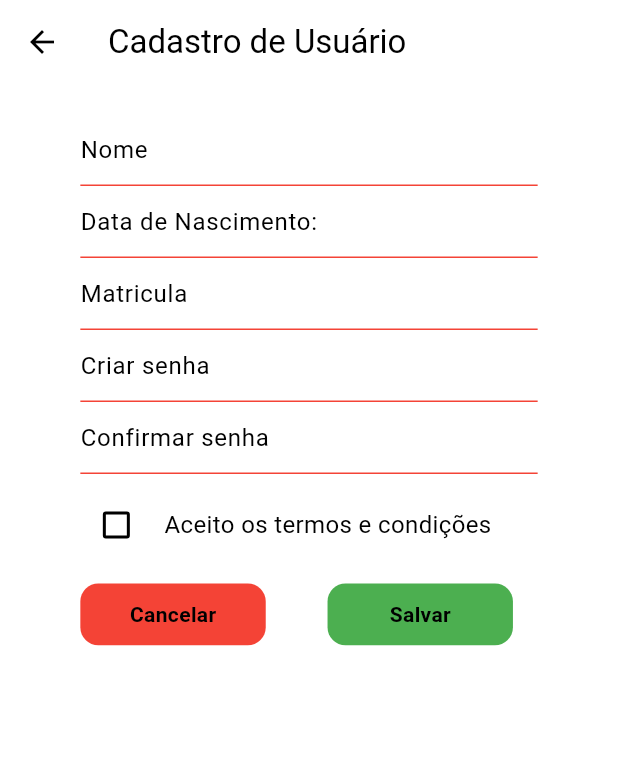
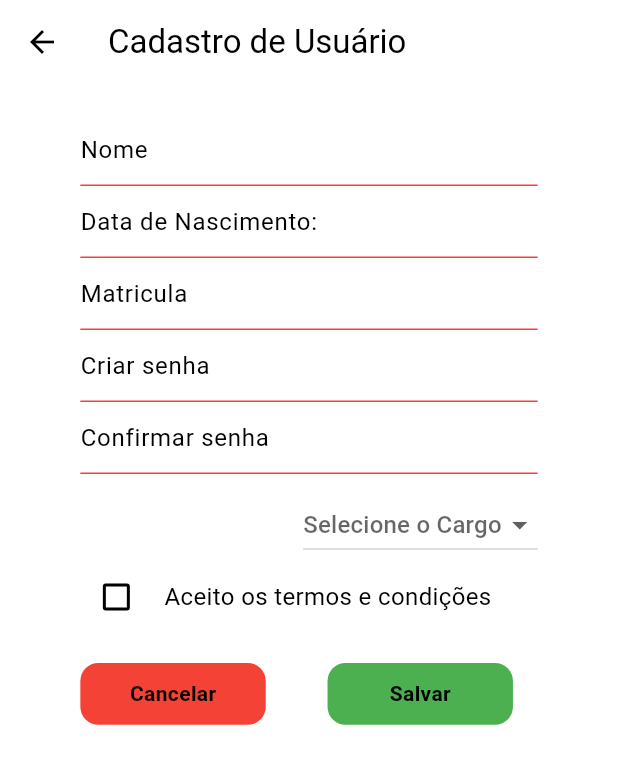
Before and after one commit to alexandrendev/app-queue, a Flutter app: the CadastroUsuario screen opened directly, on a phone screen of 412 x 824 dp. Shown: the top 764 px of the screen. Run offline on Flutter 3.47's test engine with Material 3 defaults, Android fonts, the phone set to English and light mode, and no system bars.

Commit message:
Feat: Adiciona tela de usuario

```diff
--- /dev/null
+++ b/app_queue/lib/components/my_dropdown_button.dart
@@ -0,0 +1,29 @@
+import 'package:flutter/material.dart';
+
+class MyDropdownButton extends StatelessWidget {
+  final String? selectedValue; // O valor atualmente selecionado
+  final Function(String?) onChanged; // Função que será chamada quando o valor mudar
+  final List<String> items; // Lista de itens (cargos) disponíveis
+
+  const MyDropdownButton({
+    super.key,
+    required this.selectedValue,
+    required this.onChanged,
+    required this.items,
+  });
+
+  @override
+  Widget build(BuildContext context) {
+    return DropdownButton<String>(
+      value: selectedValue,
+      hint: const Text('Selecione o Cargo'),
+      onChanged: onChanged,
+      items: items.map<DropdownMenuItem<String>>((String value) {
+        return DropdownMenuItem<String>(
+          value: value,
+          child: Text(value),
+        );
+      }).toList(),
+    );
+  }
+}
--- a/app_queue/lib/pages/cadastro_usuario.dart
+++ b/app_queue/lib/pages/cadastro_usuario.dart
@@ -1,6 +1,8 @@
 import 'package:app_queue/components/my_button.dart';
 import 'package:app_queue/components/my_checkBox.dart';
+import 'package:app_queue/components/my_dropdown_button.dart';
 import 'package:app_queue/components/my_text_input.dart';
+
 import 'package:flutter/material.dart';
 
 class CadastroUsuario extends StatefulWidget {
@@ -17,9 +19,14 @@ class _CadastroUsuarioState extends State<CadastroUsuario> {
   final TextEditingController nomeController = TextEditingController();
   final TextEditingController dataNascimentoController = TextEditingController();
   final TextEditingController matriculaController = TextEditingController();
-  final TextEditingController cargoController = TextEditingController();
   final TextEditingController senhaController = TextEditingController();
   final TextEditingController confirmarSenhaController = TextEditingController();
+
+  // Variáveis para o Dropdown (Menu suspenso)
+  String? selectedCargo; // Cargo selecionado
+
+  // Lista de cargos para o Dropdown
+  final List<String> cargos = ['Atendente', 'Enfermeiro', 'Médico'];
 
   @override
   Widget build(BuildContext context) {
@@ -59,17 +66,16 @@ class _CadastroUsuarioState extends State<CadastroUsuario> {
                       validator: null,
                       keyboardType: TextInputType.number,
                     ),
-
                     MyTextInput(
                       hintText: 'Criar senha',
-                      obscureText: true, // Senha deve ser oculta
+                      obscureText: true,
                       controller: senhaController,
                       validator: null,
                       keyboardType: TextInputType.text,
                     ),
                     MyTextInput(
                       hintText: 'Confirmar senha',
-                      obscureText: true, // Senha deve ser oculta
+                      obscureText: true,
                       controller: confirmarSenhaController,
                       validator: null,
                       keyboardType: TextInputType.text,
@@ -77,30 +83,41 @@ class _CadastroUsuarioState extends State<CadastroUsuario> {
                     const SizedBox(
                       height: 10,
                     ),
+                    Row(mainAxisAlignment: MainAxisAlignment.end, children:[
+                      MyDropdownButton(
+                        selectedValue: selectedCargo, // Passando o valor selecionado
+                        onChanged: (String? newValue) {
+                          setState(() {
+                            selectedCargo = newValue; // Atualiza o cargo selecionado
+                          });
+                        },
+                        items: cargos, // Passando a lista de cargos
+                    ),
+                    ]
+
+                    ),
+
                     Row(
                       children: [
                         MyCheckbox(
-                          initialValue: isChecked,
+                          initialValue: isChecked, // Valor inicial do checkbox
                           onChanged: (bool value) {
                             setState(() {
-                              isChecked = value;
+                              isChecked = value; // Atualiza o valor de isChecked
                             });
                           },
                         ),
-                        const SizedBox(width: 8),
+                        const SizedBox(width: 8,), // Espaço entre checkbox e texto
                         const Text(
-                          'Aceito os termos e condições',
+                          'Aceito os termos e condições', // Texto ao lado do checkbox
                           style: TextStyle(
                             fontSize: 16,
                             fontWeight: FontWeight.w400,
                           ),
                         ),
-
                       ],
-
-                    ),const SizedBox(
-                        height: 15,
                     ),
+                    const SizedBox(height: 20,),
                     Row(
                       children: [
                         MyButton(
@@ -110,11 +127,11 @@ class _CadastroUsuarioState extends State<CadastroUsuario> {
                             nomeController.clear();
                             dataNascimentoController.clear();
                             matriculaController.clear();
-                            cargoController.clear();
                             senhaController.clear();
                             confirmarSenhaController.clear();
                             setState(() {
                               isChecked = false; // Desmarcar o checkbox
+                              selectedCargo = null; // Limpar o cargo selecionado
                             });
                           },
                           backgroundColor: Colors.red,
@@ -131,6 +148,7 @@ class _CadastroUsuarioState extends State<CadastroUsuario> {
                             // Aqui você pode adicionar a lógica de salvar os dados
                             if (senhaController.text == confirmarSenhaController.text) {
                               // Salvar os dados
+                              print("Dados salvos com sucesso!");
                             } else {
                               // Exibir um erro de confirmação de senha
                               ScaffoldMessenger.of(context).showSnackBar(
--- a/app_queue/lib/pages/init_page.dart
+++ b/app_queue/lib/pages/init_page.dart
@@ -1,6 +1,7 @@
 import 'package:app_queue/components/my_botton_app_bar.dart';
 import 'package:app_queue/components/my_up_app_bar.dart';
 import 'package:app_queue/pages/cadastro_paciente.dart';
+import 'package:app_queue/pages/cadastro_usuario.dart';
 import 'package:app_queue/pages/home_atendente.dart';
 import 'package:app_queue/pages/home_consultorio.dart';
 import 'package:flutter/material.dart';
@@ -13,9 +14,10 @@ class InitalPage extends StatefulWidget {
 }
 
 class _InitalPageState extends State<InitalPage> {
-  int _selectedIndex = 1;
+  int _selectedIndex = 0;
 
   final List _pages = [
+    CadastroUsuario(),
     HomeAtendente(),
     CadastroPaciente(),
   ];
```
Also changed, not shown: app_queue/pubspec.lock.
